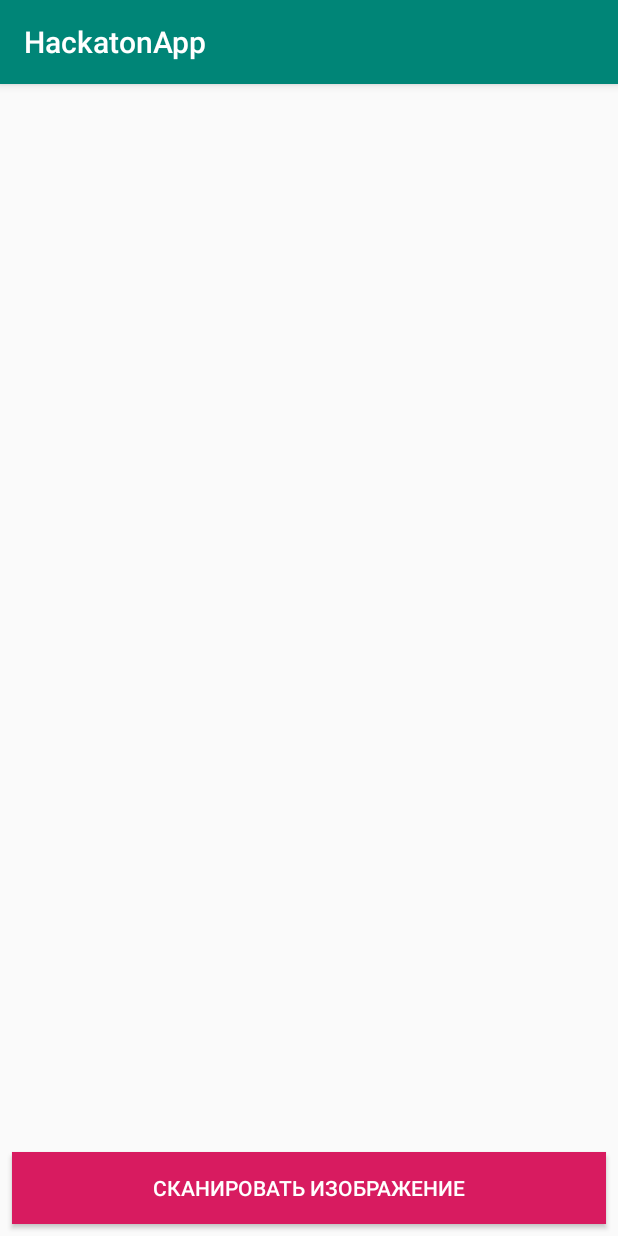
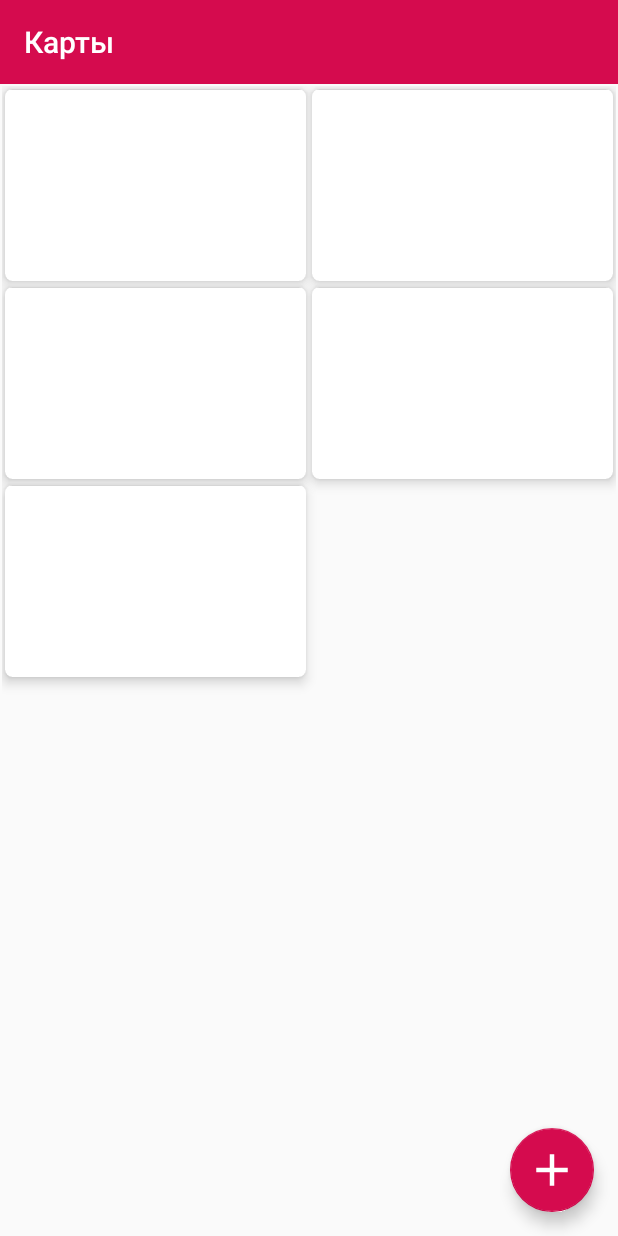
Before and after one commit to VitalyPeryatin/Hackaton, an Android app: the screen it shows after launch (MainActivity), on a phone screen of 412 x 824 dp. Run offline under Robolectric (Android 15) with nearby library versions, the phone set to English and light mode, and no system bars; our stand-ins replace Picasso.

Commit message:
Recycler view in MainActivity works fine

```diff
--- a/app/build.gradle
+++ b/app/build.gradle
@@ -72,4 +72,6 @@ dependencies {
     implementation 'com.google.android.material:material:1.1.0-alpha04'
     implementation "androidx.exifinterface:exifinterface:1.0.0"
     implementation "com.google.errorprone:error_prone_annotations:2.0.18"
+    implementation 'androidx.recyclerview:recyclerview:1.0.0'
+    implementation 'androidx.cardview:cardview:1.0.0'
 }
--- /dev/null
+++ b/app/src/main/java/com/infinity_coder/hackatonapp/AdapterCard.kt
@@ -0,0 +1,3 @@
+package com.infinity_coder.hackatonapp
+
+data class AdapterCard (var id :String, var path: String)
--- a/app/src/main/java/com/infinity_coder/hackatonapp/MainActivity.kt
+++ b/app/src/main/java/com/infinity_coder/hackatonapp/MainActivity.kt
@@ -4,18 +4,30 @@ import android.content.Intent
 import androidx.appcompat.app.AppCompatActivity
 import android.os.Bundle
 import android.view.View
+import androidx.recyclerview.widget.GridLayoutManager
 import kotlinx.android.synthetic.main.activity_main.*
+import java.io.File
+import java.nio.file.Files
 
-class MainActivity : AppCompatActivity() {
+class MainActivity : AppCompatActivity(), RecyclerCardAdapter.Listener {
+    override fun onClick(id: String) {
+        startActivity(Intent(this,ScanActivity::class.java))
+    }
+
 
     override fun onCreate(savedInstanceState: Bundle?) {
         super.onCreate(savedInstanceState)
         setContentView(R.layout.activity_main)
 
-        buttonGoScan.setOnClickListener(View.OnClickListener {
-            startActivity(Intent(applicationContext,ScanActivity::class.java))
+        recyclerCards.layoutManager = GridLayoutManager(this,2)
 
-        })
+        recyclerCards.adapter = RecyclerCardAdapter(this, this)
+
+
+        fabAdd.setOnClickListener{
+            startActivity(Intent(this,ScanActivity::class.java))
+
+        }
     }
 
 
--- /dev/null
+++ b/app/src/main/java/com/infinity_coder/hackatonapp/RecyclerCardAdapter.kt
@@ -0,0 +1,53 @@
+package com.infinity_coder.hackatonapp
+
+import android.content.Context
+import android.view.LayoutInflater
+import android.view.View
+import android.view.ViewGroup
+import androidx.recyclerview.widget.RecyclerView
+import com.squareup.picasso.Picasso
+import kotlinx.android.synthetic.main.item_mycard.view.*
+import java.io.File
+
+
+class RecyclerCardAdapter(private val listener: Listener, context: Context) :RecyclerView.Adapter<RecyclerCardAdapter.CardViewHolder>() {
+    private val mocking = listOf(
+        AdapterCard("1", "${context.filesDir}/sample1.png"),
+        AdapterCard("2", "${context.filesDir}/sample2.jpg"),
+        AdapterCard("3", "${context.filesDir}/sample3.jpg"),
+        AdapterCard("4", "${context.filesDir}/sample1.png"),
+        AdapterCard("5", "${context.filesDir}/sample2.jpg")
+        )
+
+    private var cardList :List<AdapterCard> = mocking
+
+    override fun onBindViewHolder(holder: CardViewHolder, position: Int) {
+        Picasso.get()
+            .load(cardList[position].path)
+            .noFade()
+            .into(holder.image)
+
+    }
+
+    override fun getItemCount(): Int = cardList.size
+
+    override fun onCreateViewHolder(parent: ViewGroup, viewType: Int): CardViewHolder {
+        val view = LayoutInflater.from(parent.context).inflate(R.layout.item_mycard, parent, false)
+        return CardViewHolder(view, listener)
+    }
+
+
+    interface Listener{
+        fun onClick(id: String)
+    }
+
+    inner class CardViewHolder(view: View, private val listener: Listener) : RecyclerView.ViewHolder(view){
+        val image = view.imageCard!!
+
+        init{
+            view.setOnClickListener{listener.onClick(cardList[layoutPosition].id)}
+
+        }
+
+    }
+}
--- /dev/null
+++ b/app/src/main/java/com/infinity_coder/hackatonapp/custom_ui/CardView.kt
@@ -0,0 +1,14 @@
+package com.infinity_coder.hackatonapp.custom_ui
+
+import android.content.Context
+import android.util.AttributeSet
+import androidx.cardview.widget.CardView
+
+class CardView(context: Context, attributeSet: AttributeSet?): CardView(context, attributeSet) {
+    override fun onMeasure(widthMeasureSpec: Int, heightMeasureSpec: Int) {
+        super.onMeasure(widthMeasureSpec, heightMeasureSpec)
+        val width = measuredWidth
+        val height = (width/1.56).toInt()
+        setMeasuredDimension(width, height)
+    }
+}
--- /dev/null
+++ b/app/src/main/res/drawable/ic_add_circle_outline_black_24dp.xml
@@ -0,0 +1,5 @@
+<vector android:height="36dp" android:tint="#FF3E19"
+    android:viewportHeight="24.0" android:viewportWidth="24.0"
+    android:width="36dp" xmlns:android="http://schemas.android.com/apk/res/android">
+    <path android:fillColor="#FF000000" android:pathData="M13,7h-2v4L7,11v2h4v4h2v-4h4v-2h-4L13,7zM12,2C6.48,2 2,6.48 2,12s4.48,10 10,10 10,-4.48 10,-10S17.52,2 12,2zM12,20c-4.41,0 -8,-3.59 -8,-8s3.59,-8 8,-8 8,3.59 8,8 -3.59,8 -8,8z"/>
+</vector>
--- /dev/null
+++ b/app/src/main/res/drawable/ic_plus.xml
@@ -0,0 +1,8 @@
+<!-- drawable/plus.xml -->
+<vector xmlns:android="http://schemas.android.com/apk/res/android"
+    android:height="48dp"
+    android:width="48dp"
+    android:viewportWidth="24"
+    android:viewportHeight="24">
+    <path android:fillColor="#FFFFFF" android:pathData="M19,13H13V19H11V13H5V11H11V5H13V11H19V13Z" />
+</vector>
--- a/app/src/main/res/layout/activity_main.xml
+++ b/app/src/main/res/layout/activity_main.xml
@@ -6,22 +6,34 @@
         android:layout_width="match_parent"
         android:layout_height="match_parent"
         tools:context=".MainActivity">
-    <Button
-            android:text="Сканировать изображение"
+
+    <androidx.appcompat.widget.Toolbar
+            android:id="@+id/toolbar"
             android:layout_width="match_parent"
-            android:layout_height="48dp"
-            android:id="@+id/buttonGoScan"
-            app:layout_constraintBottom_toBottomOf="parent"
-            android:layout_marginBottom="8dp" app:layout_constraintEnd_toEndOf="parent"
-            android:layout_marginEnd="8dp" app:layout_constraintStart_toStartOf="parent"
-            android:layout_marginStart="8dp" android:textColor="@android:color/background_light"
-            android:background="@color/colorAccent"/>
-    <ImageView
+            android:layout_height="?attr/actionBarSize"
+            android:background="@color/colorPrimary" app:layout_constraintStart_toStartOf="parent"
+            android:theme="@style/ThemeOverlay.AppCompat.Dark.ActionBar"
+            app:title="Карты"
+            app:layout_constraintEnd_toEndOf="parent"
+            app:layout_constraintTop_toTopOf="parent"
+    />
+
+
+    <com.google.android.material.floatingactionbutton.FloatingActionButton
+            android:layout_width="wrap_content"
+            android:layout_height="wrap_content"
+            app:maxImageSize="36dp"
+            android:clickable="true" app:srcCompat="@drawable/ic_plus"
+            android:id="@+id/fabAdd"
+            app:backgroundTint="@color/colorPrimary" android:focusable="true" android:layout_marginBottom="16dp"
+            app:layout_constraintBottom_toBottomOf="parent" android:layout_marginEnd="16dp"
+            app:layout_constraintEnd_toEndOf="parent"
+    />
+    <androidx.recyclerview.widget.RecyclerView
+            android:id="@+id/recyclerCards"
             android:layout_width="0dp"
             android:layout_height="0dp"
-            android:background="@color/colorPrimary"
-            android:id="@+id/cardImage" android:layout_marginTop="8dp"
-            app:layout_constraintTop_toTopOf="parent" app:layout_constraintStart_toStartOf="parent"
-             app:layout_constraintBottom_toTopOf="@+id/button"
-            app:layout_constraintEnd_toEndOf="parent" android:layout_margin="8dp"/>
+            android:layout_margin="1dp"
+            app:layout_constraintEnd_toEndOf="parent" app:layout_constraintStart_toStartOf="parent"
+            app:layout_constraintTop_toBottomOf="@+id/toolbar" app:layout_constraintBottom_toBottomOf="parent"/>
 </androidx.constraintlayout.widget.ConstraintLayout>
--- /dev/null
+++ b/app/src/main/res/layout/item_mycard.xml
@@ -0,0 +1,15 @@
+<?xml version="1.0" encoding="utf-8"?>
+
+<com.infinity_coder.hackatonapp.custom_ui.CardView xmlns:android="http://schemas.android.com/apk/res/android"
+                                                   xmlns:app="http://schemas.android.com/apk/res-auto"
+                                                   xmlns:tools="http://schemas.android.com/tools"
+                                                   android:layout_width="match_parent"
+                                                   android:layout_height="wrap_content" app:cardCornerRadius="5dp"
+                                                   android:layout_margin="2dp"
+                                                   app:cardElevation="5dp">
+
+    <ImageView
+            android:layout_width="match_parent"
+            android:layout_height="wrap_content" tools:srcCompat="@tools:sample/backgrounds/scenic"
+            android:id="@+id/imageCard" android:contentDescription="@string/descriptionCard"/>
+</com.infinity_coder.hackatonapp.custom_ui.CardView>
--- a/app/src/main/res/values/colors.xml
+++ b/app/src/main/res/values/colors.xml
@@ -1,6 +1,6 @@
 <?xml version="1.0" encoding="utf-8"?>
 <resources>
-    <color name="colorPrimary">#008577</color>
+    <color name="colorPrimary">#D50B4E</color>
     <color name="colorPrimaryDark">#00574B</color>
     <color name="colorAccent">#D81B60</color>
 </resources>
--- a/app/src/main/res/values/strings.xml
+++ b/app/src/main/res/values/strings.xml
@@ -1,3 +1,4 @@
 <resources>
     <string name="app_name">HackatonApp</string>
+    <string name="descriptionCard">Карта</string>
 </resources>
--- a/app/src/main/res/values/styles.xml
+++ b/app/src/main/res/values/styles.xml
@@ -1,7 +1,7 @@
 <resources>
 
     <!-- Base application theme. -->
-    <style name="AppTheme" parent="Theme.AppCompat.Light.DarkActionBar">
+    <style name="AppTheme" parent="Theme.AppCompat.Light.NoActionBar">
         <!-- Customize your theme here. -->
         <item name="colorPrimary">@color/colorPrimary</item>
         <item name="colorPrimaryDark">@color/colorPrimaryDark</item>
```
